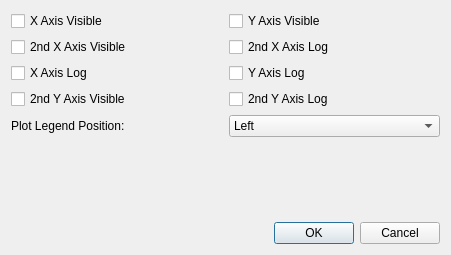
Qt form libraries/qxrdlib/qxrdplotwidgetdialog.ui (guyjennings/qxrd) before a commit.
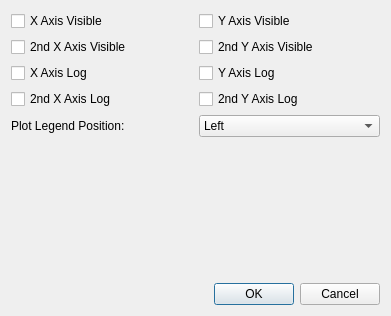
The same form after that commit.

Commit message: More work on image plot prefs dialog

Patch:
```diff
--- a/libraries/qxrdlib/qxrdplotwidgetdialog.ui
+++ b/libraries/qxrdlib/qxrdplotwidgetdialog.ui
@@ -6,8 +6,8 @@
    <rect>
     <x>0</x>
     <y>0</y>
-    <width>451</width>
-    <height>255</height>
+    <width>391</width>
+    <height>316</height>
    </rect>
   </property>
   <property name="windowTitle">
@@ -59,16 +59,6 @@
        </property>
       </widget>
      </item>
-     <item row="1" column="1">
-      <widget class="QCheckBox" name="m_X2AxisLog">
-       <property name="toolTip">
-        <string>Try to maintain the aspect ratio of the image as it is zoomed and resized</string>
-       </property>
-       <property name="text">
-        <string>2nd X Axis Log</string>
-       </property>
-      </widget>
-     </item>
      <item row="2" column="0">
       <widget class="QCheckBox" name="m_XAxisLog">
        <property name="toolTip">
@@ -89,16 +79,6 @@
        </property>
       </widget>
      </item>
-     <item row="3" column="0">
-      <widget class="QCheckBox" name="m_Y2AxisVis">
-       <property name="toolTip">
-        <string>Gives a smoother display when zoomed in</string>
-       </property>
-       <property name="text">
-        <string>2nd Y Axis Visible</string>
-       </property>
-      </widget>
-     </item>
      <item row="3" column="1">
       <widget class="QCheckBox" name="m_Y2AxisLog">
        <property name="toolTip">
@@ -140,6 +120,26 @@
        </item>
       </widget>
      </item>
+     <item row="1" column="1">
+      <widget class="QCheckBox" name="m_Y2AxisVis">
+       <property name="toolTip">
+        <string>2nd Y axis visible?</string>
+       </property>
+       <property name="text">
+        <string>2nd Y Axis Visible</string>
+       </property>
+      </widget>
+     </item>
+     <item row="3" column="0">
+      <widget class="QCheckBox" name="m_X2AxisLog">
+       <property name="toolTip">
+        <string>Log 2nd X axis?</string>
+       </property>
+       <property name="text">
+        <string>2nd X Axis Log</string>
+       </property>
+      </widget>
+     </item>
     </layout>
    </item>
    <item row="2" column="0">
```
Left out of the diff: 41 changed lines with no effect on the pictures. The commit also changes 3 other files.
